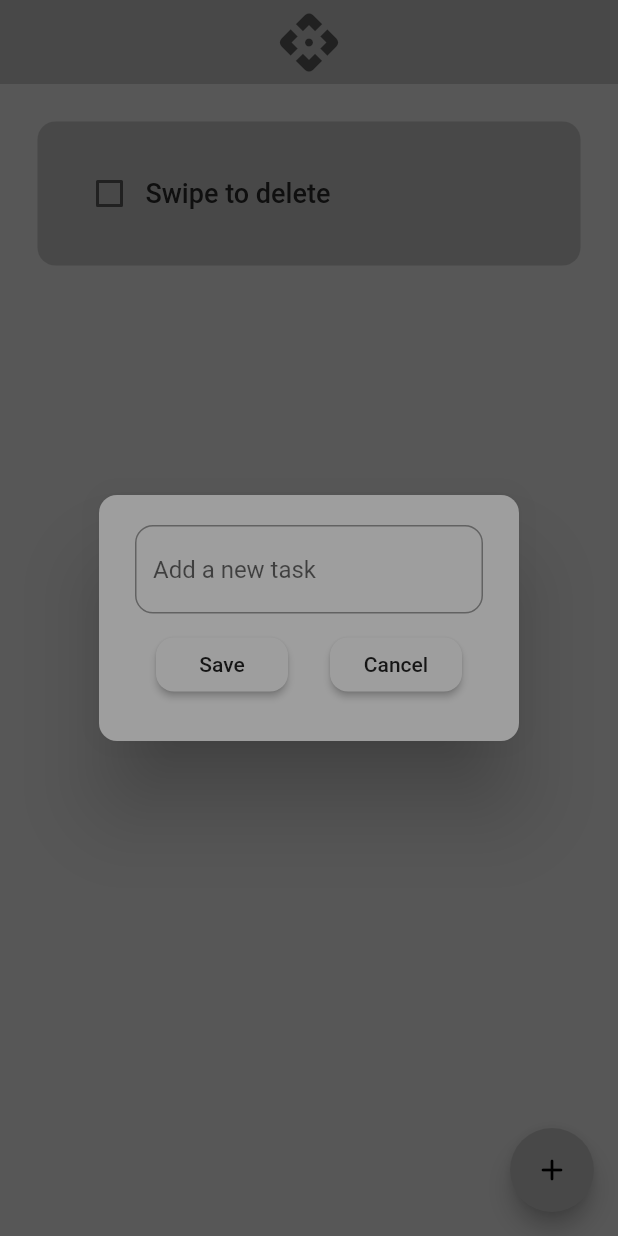
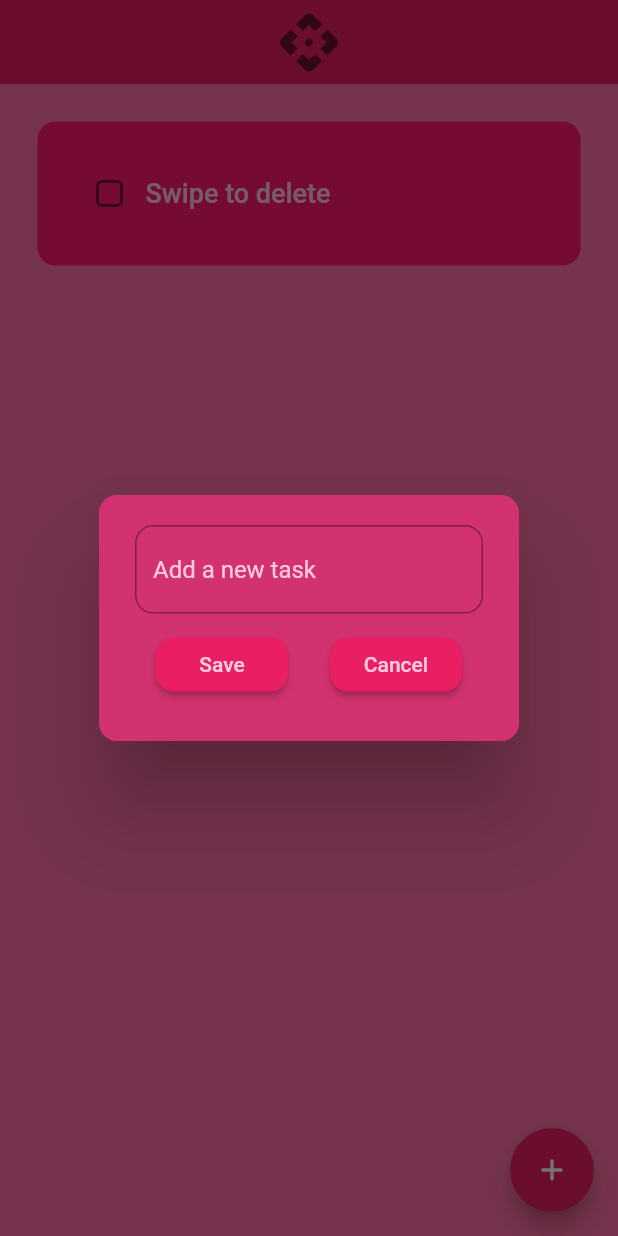
Before and after one commit to hugonocap/first-to-do-app, a Flutter app: the screen it shows after launch, after a tap on the "add" icon, on a phone screen of 412 x 824 dp. Run offline on Flutter 3.47's test engine with Material 2 defaults, Android fonts, the phone set to English and light mode, and no system bars; drawn by our look-alikes of flutter_slidable; our stand-ins replace hive_flutter; accounts and stored records are empty.

Commit message:
new design

```diff
--- a/lib/dialog_box.dart
+++ b/lib/dialog_box.dart
@@ -19,7 +19,7 @@ class DialogBox extends StatelessWidget {
       shape: RoundedRectangleBorder(
         borderRadius: BorderRadius.circular(12),
       ),
-      backgroundColor: Colors.grey,
+      backgroundColor: Color(0xFFD2326F),
       content: Container(
         height: 120,
         child: Column(
@@ -32,6 +32,9 @@ class DialogBox extends StatelessWidget {
                   borderRadius: BorderRadius.circular(12),
                 ),
                 hintText: 'Add a new task',
+                hintStyle: TextStyle(
+                  color: Color(0xFFFFC9DE),
+                ),
               ),
             ),
             const SizedBox(height: 10),
--- a/lib/home_page.dart
+++ b/lib/home_page.dart
@@ -79,7 +79,7 @@ class _HomePageState extends State<HomePage> {
   @override
   Widget build(BuildContext context) {
     return Scaffold(
-      backgroundColor: Colors.grey.shade400,
+      backgroundColor: const Color(0xFFFF70A7),
       appBar: AppBar(
         title: const Center(
           child: Icon(
--- a/lib/main.dart
+++ b/lib/main.dart
@@ -21,7 +21,7 @@ class App extends StatelessWidget {
       debugShowCheckedModeBanner: false,
       home: HomePage(),
       theme: ThemeData(
-        primarySwatch: Colors.grey,
+        primarySwatch: Colors.pink,
       ),
     );
   }
--- a/lib/my_button.dart
+++ b/lib/my_button.dart
@@ -15,7 +15,12 @@ class MyButton extends StatelessWidget {
     return MaterialButton(
       onPressed: onPressed,
       color: Theme.of(context).primaryColor,
-      child: Text(text),
+      child: Text(
+        text,
+        style: TextStyle(
+          color: Color(0xFFFFC9DE),
+        ),
+      ),
       shape: RoundedRectangleBorder(borderRadius: BorderRadius.circular(12)),
     );
   }
--- a/lib/todo_tile.dart
+++ b/lib/todo_tile.dart
@@ -30,7 +30,7 @@ class ToDoTile extends StatelessWidget {
             SlidableAction(
               onPressed: deleteFunction,
               icon: Icons.delete_forever_rounded,
-              backgroundColor: Colors.red,
+              backgroundColor: Color(0xFFA70040),
               borderRadius: BorderRadius.circular(12),
             )
           ],
@@ -38,7 +38,7 @@ class ToDoTile extends StatelessWidget {
         child: Container(
           padding: EdgeInsets.all(24),
           decoration: BoxDecoration(
-            color: Colors.grey,
+            color: Color(0xFFFF1770),
             borderRadius: BorderRadius.circular(12),
           ),
           child: Row(
@@ -47,7 +47,10 @@ class ToDoTile extends StatelessWidget {
               Checkbox(
                 value: taskCompleted,
                 onChanged: onChanged,
-                activeColor: Colors.grey.shade600,
+                activeColor: Color(0xFFFF94BD),
+                shape: RoundedRectangleBorder(
+                  borderRadius: BorderRadius.circular(4),
+                ),
               ),
 
               //* task name
@@ -57,7 +60,7 @@ class ToDoTile extends StatelessWidget {
                   decoration: taskCompleted
                       ? TextDecoration.lineThrough
                       : TextDecoration.none,
-                  color: Colors.grey.shade900,
+                  color: Color(0xFFFFC9DE),
                   fontSize: 18,
                   fontWeight: FontWeight.w500,
                 ),
```
